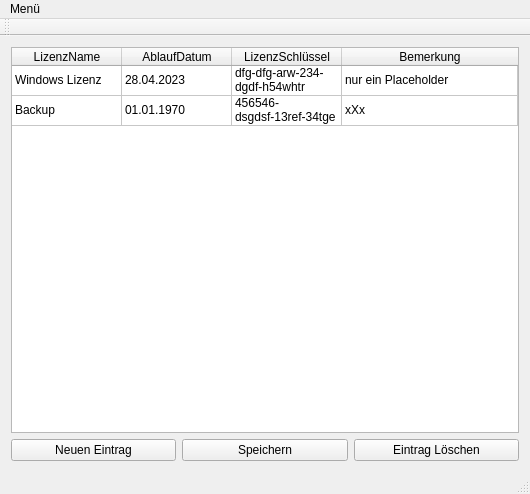
First picture: the form in ui/mainwindow.ui, repository Veitz/Lizenzverwaltung, before the edit.
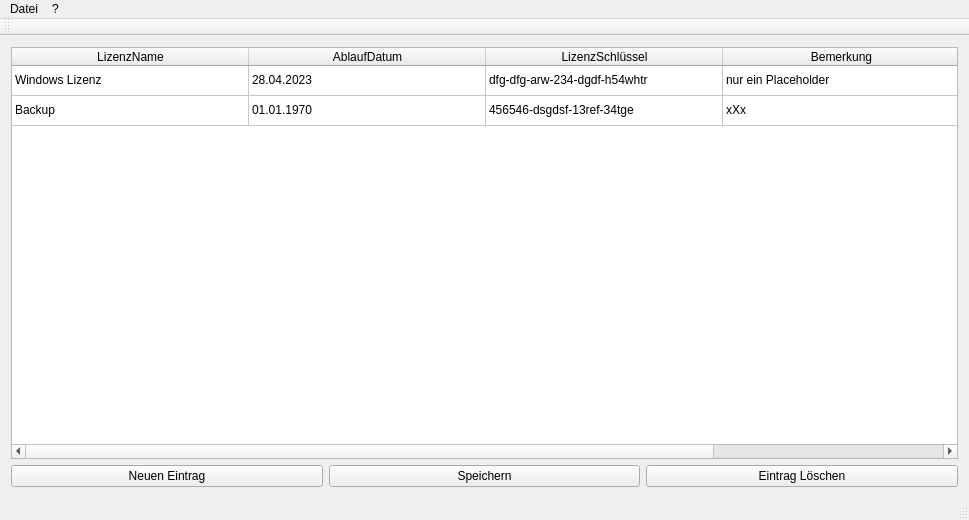
Second picture: the form after the edit.

What changed in the file:
```diff
--- a/ui/mainwindow.ui
+++ b/ui/mainwindow.ui
@@ -6,8 +6,8 @@
    <rect>
     <x>0</x>
     <y>0</y>
-    <width>530</width>
-    <height>494</height>
+    <width>969</width>
+    <height>520</height>
    </rect>
   </property>
   <property name="windowTitle">
@@ -33,10 +33,10 @@
        <bool>true</bool>
       </attribute>
       <attribute name="horizontalHeaderDefaultSectionSize">
-       <number>110</number>
+       <number>237</number>
       </attribute>
       <attribute name="horizontalHeaderStretchLastSection">
-       <bool>true</bool>
+       <bool>false</bool>
       </attribute>
       <attribute name="verticalHeaderVisible">
        <bool>false</bool>
@@ -148,18 +148,25 @@
     <rect>
      <x>0</x>
      <y>0</y>
-     <width>530</width>
+     <width>969</width>
      <height>31</height>
     </rect>
    </property>
    <widget class="QMenu" name="menuMen">
     <property name="title">
-     <string>Menü</string>
+     <string>Datei</string>
     </property>
     <addaction name="separator"/>
     <addaction name="actionExit"/>
    </widget>
+   <widget class="QMenu" name="menu">
+    <property name="title">
+     <string>?</string>
+    </property>
+    <addaction name="actionInfo"/>
+   </widget>
    <addaction name="menuMen"/>
+   <addaction name="menu"/>
   </widget>
   <widget class="QToolBar" name="mainToolBar">
    <attribute name="toolBarArea">
```
Left out of the diff: 58 changed lines with no effect on the pictures.
